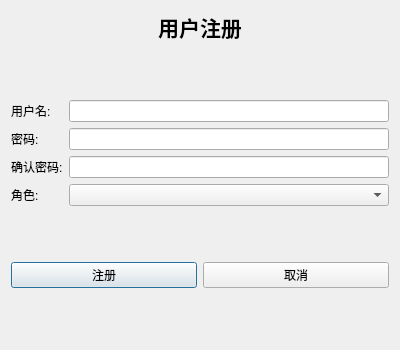
13088916luoyi/StudentManager, file ui/registerdialog.ui: the form before one commit.
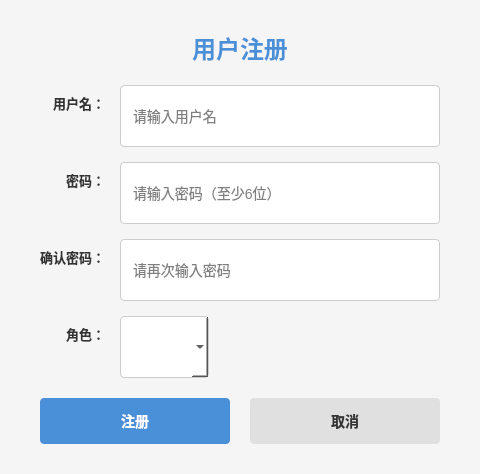
The form after the commit.

Diff of the .ui file:
```diff
--- a/ui/registerdialog.ui
+++ b/ui/registerdialog.ui
@@ -6,14 +6,78 @@
    <rect>
     <x>0</x>
     <y>0</y>
-    <width>400</width>
-    <height>350</height>
+    <width>480</width>
+    <height>400</height>
    </rect>
   </property>
   <property name="windowTitle">
-   <string>注册</string>
+   <string>用户注册</string>
+  </property>
+  <property name="styleSheet">
+   <string notr="true">QDialog {
+    background-color: #f5f5f5;
+}
+QLabel {
+    font-size: 13px;
+    color: #333333;
+    font-weight: bold;
+}
+QLabel#titleLabel {
+    font-size: 24px;
+    font-weight: bold;
+    color: #4a90d9;
+}
+QLineEdit, QComboBox {
+    padding: 10px;
+    border: 1px solid #cccccc;
+    border-radius: 4px;
+    background-color: white;
+    font-size: 14px;
+    min-height: 40px;
+}
+QLineEdit:focus, QComboBox:focus {
+    border: 2px solid #4a90d9;
+}
+QPushButton {
+    padding: 12px 30px;
+    border: none;
+    border-radius: 4px;
+    font-size: 14px;
+    font-weight: bold;
+    min-width: 100px;
+}
+QPushButton#registerButton {
+    background-color: #4a90d9;
+    color: white;
+}
+QPushButton#registerButton:hover {
+    background-color: #3a7bc8;
+}
+QPushButton#cancelButton {
+    background-color: #e0e0e0;
+    color: #333333;
+}
+QPushButton#cancelButton:hover {
+    background-color: #d0d0d0;
+}
+</string>
   </property>
   <layout class="QVBoxLayout" name="verticalLayout">
+   <property name="spacing">
+    <number>20</number>
+   </property>
+   <property name="leftMargin">
+    <number>40</number>
+   </property>
+   <property name="topMargin">
+    <number>30</number>
+   </property>
+   <property name="rightMargin">
+    <number>40</number>
+   </property>
+   <property name="bottomMargin">
+    <number>30</number>
+   </property>
    <item>
     <widget class="QLabel" name="titleLabel">
      <property name="text">
@@ -22,13 +86,6 @@
      <property name="alignment">
       <set>Qt::AlignCenter</set>
      </property>
-     <property name="font">
-      <font>
-       <pointsize>16</pointsize>
-       <weight>75</weight>
-       <bold>true</bold>
-      </font>
-     </property>
     </widget>
    </item>
    <item>
@@ -39,27 +96,40 @@
      <property name="sizeHint" stdset="0">
       <size>
        <width>20</width>
-       <height>20</height>
+       <height>10</height>
       </size>
      </property>
     </spacer>
    </item>
    <item>
     <layout class="QFormLayout" name="formLayout">
+     <property name="spacing">
+      <number>15</number>
+     </property>
+     <property name="labelAlignment">
+      <set>Qt::AlignRight|Qt::AlignVCenter</set>
+     </property>
+     <property name="fieldGrowthPolicy">
+      <enum>QFormLayout::ExpandingFieldsGrow</enum>
+     </property>
      <item row="0" column="0">
       <widget class="QLabel" name="usernameLabel">
        <property name="text">
-        <string>用户名:</string>
+        <string>用户名：</string>
        </property>
       </widget>
      </item>
      <item row="0" column="1">
-      <widget class="QLineEdit" name="usernameEdit"/>
+      <widget class="QLineEdit" name="usernameEdit">
+       <property name="placeholderText">
+        <string>请输入用户名</string>
+       </property>
+      </widget>
      </item>
      <item row="1" column="0">
       <widget class="QLabel" name="passwordLabel">
        <property name="text">
-        <string>密码:</string>
+        <string>密码：</string>
        </property>
       </widget>
      </item>
@@ -68,12 +138,15 @@
        <property name="echoMode">
         <enum>QLineEdit::Password</enum>
        </property>
+       <property name="placeholderText">
+        <string>请输入密码（至少6位）</string>
+       </property>
       </widget>
      </item>
      <item row="2" column="0">
       <widget class="QLabel" name="confirmPasswordLabel">
        <property name="text">
-        <string>确认密码:</string>
+        <string>确认密码：</string>
        </property>
       </widget>
      </item>
@@ -82,17 +155,27 @@
        <property name="echoMode">
         <enum>QLineEdit::Password</enum>
        </property>
+       <property name="placeholderText">
+        <string>请再次输入密码</string>
+       </property>
       </widget>
      </item>
      <item row="3" column="0">
       <widget class="QLabel" name="roleLabel">
        <property name="text">
-        <string>角色:</string>
+        <string>角色：</string>
        </property>
       </widget>
      </item>
      <item row="3" column="1">
-      <widget class="QComboBox" name="roleComboBox"/>
+      <widget class="QComboBox" name="roleComboBox">
+       <property name="minimumSize">
+        <size>
+         <width>0</width>
+         <height>40</height>
+        </size>
+       </property>
+      </widget>
      </item>
     </layout>
    </item>
@@ -111,6 +194,9 @@
    </item>
    <item>
     <layout class="QHBoxLayout" name="horizontalLayout">
+     <property name="spacing">
+      <number>20</number>
+     </property>
      <item>
       <widget class="QPushButton" name="registerButton">
        <property name="text">
@@ -135,7 +221,7 @@
      <property name="sizeHint" stdset="0">
       <size>
        <width>20</width>
-       <height>40</height>
+       <height>20</height>
       </size>
      </property>
     </spacer>
```
